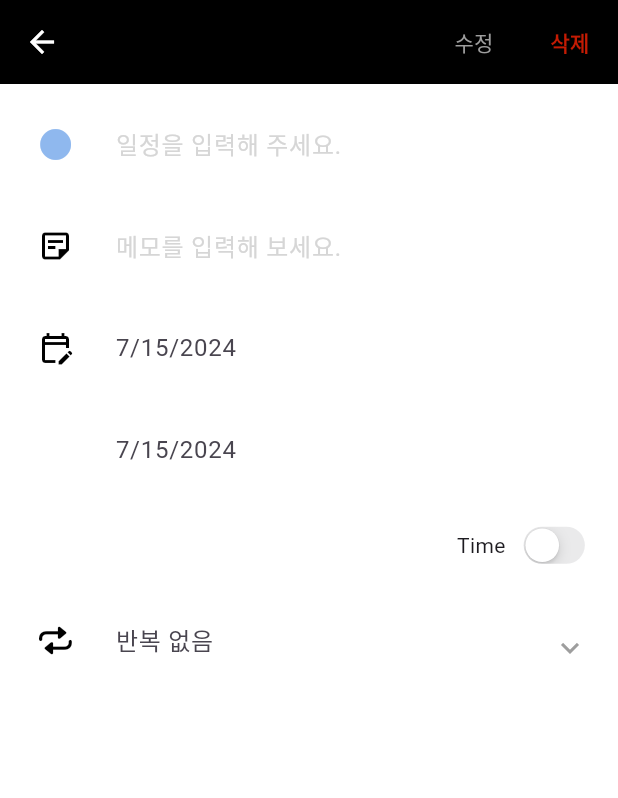
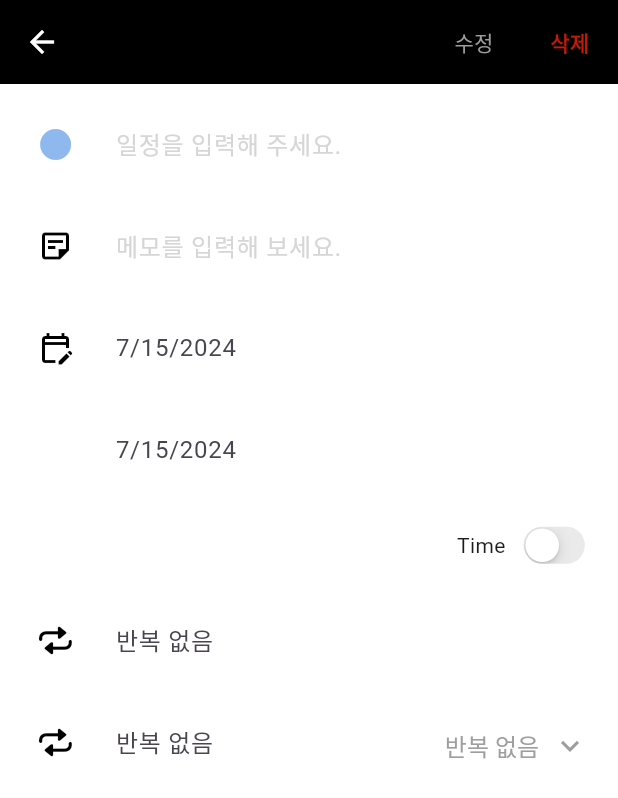
Before and after one commit to rainofmay/distance, a Flutter app: the EditScheduleScreen screen opened directly with empty values, on a phone screen of 412 x 824 dp. Shown: the top 798 px of the screen. Run offline on Flutter 3.47's test engine with Material 3 defaults, Android fonts, the phone set to English and light mode, and no system bars; our stand-ins replace audioplayers, cached_network_image, emoji_picker_flutter, firebase_core, flutter_dotenv, flutter_svg and 9 more; missing offline and left inert: aws_s3_api, background_fetch, cached_video_player, omni_datetime_picker; accounts and stored records are empty; network calls fail; Roboto replaces fonts that are missing (GmarketSansTTFMedium).

Commit message:
음악 일부 변경

```diff
--- a/lib/view/myroom/music/music_themes_screen.dart
+++ b/lib/view/myroom/music/music_themes_screen.dart
@@ -59,8 +59,8 @@ class _MusicThemesScreenState extends State<MusicThemesScreen> {
                                 Navigator.push(context,
                                     MaterialPageRoute(builder: (c) => MusicDetailScreen()));
                               },
-                              thumbnailUrl: 'assets/images/themes/summer_theme.jpg',
-                              title: '휴가철 듣는 청량한 노래',
+                              thumbnailUrl: 'assets/images/themes/music/consolation.jpg',
+                              title: '위로를 주는 음악',
                               instrument: 'Vocal songs',
                               numberOfsongs: 10,
                               textColor: BLACK),
--- a/lib/view/schedule/create_schedule_screen.dart
+++ b/lib/view/schedule/create_schedule_screen.dart
@@ -30,7 +30,6 @@ class _CreateScheduleScreenState extends State<CreateScheduleScreen> {
   final ScheduleViewModel viewModel = Get.put(ScheduleViewModel(
       repository: Get.put(
           ScheduleRepository(scheduleProvider: Get.put(ScheduleProvider())))));
-
 
   final _formKey = GlobalKey<FormState>();
   late String _scheduleName;
--- a/lib/view/schedule/edit_schedule_screen.dart
+++ b/lib/view/schedule/edit_schedule_screen.dart
@@ -6,6 +6,7 @@ import 'package:mobile/common/const/colors.dart';
 import 'package:mobile/provider/schedule/schedule_provider.dart';
 import 'package:mobile/repository/schedule/schedule_repository.dart';
 import 'package:mobile/view/schedule/functions/time_comarison.dart';
+import 'package:mobile/view/schedule/widget/repeat_schedule.dart';
 import 'package:mobile/view/schedule/widget/schedule/color_selection.dart';
 import 'package:mobile/view/schedule/widget/schedule/omni_date_time_picker_theme.dart';
 import 'package:mobile/view_model/schedule/schedule_view_model.dart';
@@ -426,38 +427,9 @@ class _EditScheduleScreenState extends State<EditScheduleScreen> {
                             hint: _selectedRepeat,
                           ),
                         ),
-                        Expanded(
-                          flex: 1,
-                          child: DropdownButton(
-                            dropdownColor: WHITE,
-                            icon: Padding(
-                              padding: const EdgeInsets.only(bottom: 10.0, right: 20.0),
-                              child: Icon(
-                                Icons.keyboard_arrow_down,
-                                color: Colors.grey,
-                              ),
-                            ),
-                            iconSize: 24,
-                            isExpanded: true,
-                            underline: Container(height: 0),
-                            onChanged: (String? newValue) {
-                              setState(() {
-                                _selectedRepeat = newValue!;
-                              });
-                            },
-                            items: repeatList
-                                .map<DropdownMenuItem<String>>((String? value) {
-                              return DropdownMenuItem<String>(
-                                  value: value,
-                                  child: Text(
-                                    value!,
-                                    style: TextStyle(color: GREY),
-                                  ));
-                            }).toList(),
-                          ),
-                        ),
                       ],
                     ),
+                    RepeatScheduleWidget(),
                   ],
                 ),
               ),
--- a/lib/view/schedule/widget/repeat_schedule.dart
+++ b/lib/view/schedule/widget/repeat_schedule.dart
@@ -112,7 +112,7 @@ class _RepeatScheduleWidgetState extends State<RepeatScheduleWidget> {
                       ),
                       iconSize: 18,
                       underline: Container(height: 0),
-                      items: List.generate(52, (index) => index + 1).map((int value) {
+                      items: List.generate(12, (index) => index + 1).map((int value) {
                         return DropdownMenuItem<int>(
                           value: value,
                           child: Text('$value주', style: TextStyle(color: BLACK, fontSize: 14)),
--- a/pubspec.yaml
+++ b/pubspec.yaml
@@ -55,7 +55,7 @@ flutter:
     - assets/images/
     - assets/images/seas/
     - assets/images/themes/
-    - assets/images/themes/sound/
+    - assets/images/themes/music/
     - assets/icons/
     - assets/audios/nature/
     - assets/videos/sea/
```
Also changed, not shown: lib/model/todo_model.dart (deleted, +0 -44 lines), lib/view/etc/etc.dart (+4 -9 lines), lib/view/myroom/music/music_tab_screen.dart (+2 -7 lines), lib/view/schedule/schedule_screen.dart (+2 -14 lines), lib/view/schedule/widget/schedule/color_selection.dart (+3 -16 lines), assets/images/themes/music/consolation.jpg (added), assets/images/themes/sound/grassbug.jpg (deleted).
